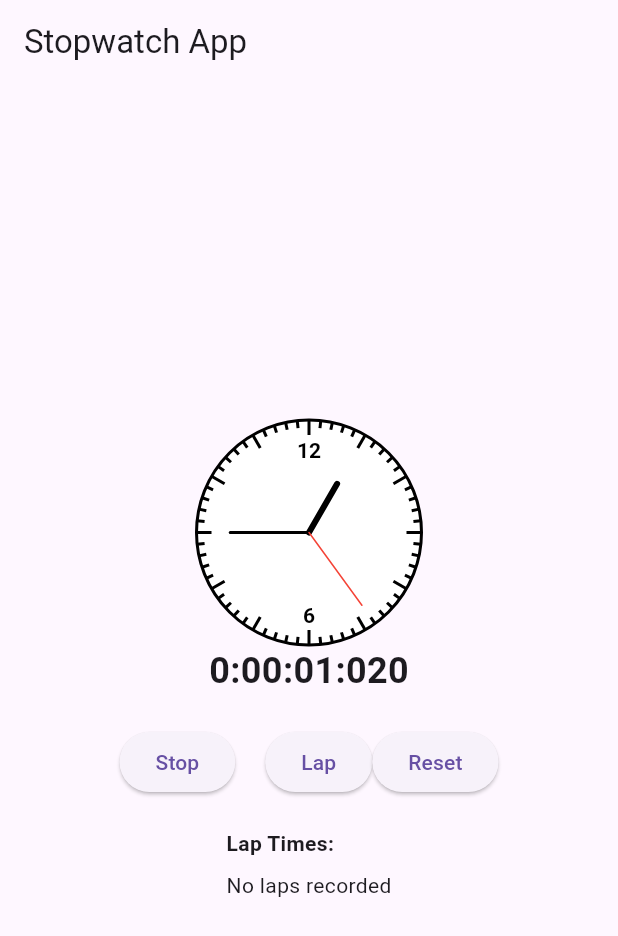
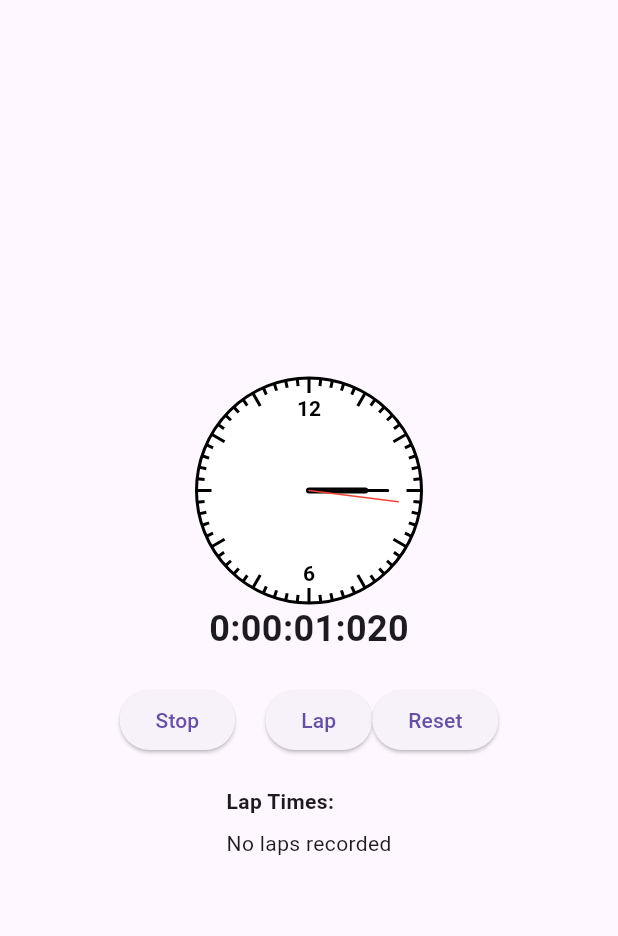
Before and after one commit to BarnabasKalasz/stopwatch, a Flutter app: the screen it shows after launch, after a tap on "Start", on a phone screen of 412 x 824 dp. Shown: the top 936 px of the screen. Run offline on Flutter 3.47's test engine with Material 3 defaults, Android fonts, the phone set to English and light mode, and no system bars.

Commit message:
task-3: Made the analog clock widget be able to handle millisecond type input

```diff
--- a/lib/src/pages/stopwatch/components/analog_clock_widget.dart
+++ b/lib/src/pages/stopwatch/components/analog_clock_widget.dart
@@ -6,10 +6,12 @@ class AnalogClock extends StatefulWidget {
   final double size;
   final int clockRange;
   final int displayNth;
+  final int elapsedTimeMs;
 
   const AnalogClock({
     Key? key,
     required this.size,
+    required this.elapsedTimeMs,
     this.clockRange = 12,
     this.displayNth = 1,
   }) : super(key: key);
@@ -45,7 +47,8 @@ class AnalogClockState extends State<AnalogClock> {
       width: widget.size,
       height: widget.size,
       child: CustomPaint(
-        painter: _ClockPainter(widget.clockRange, widget.displayNth),
+        painter: _ClockPainter(
+            widget.clockRange, widget.displayNth, widget.elapsedTimeMs),
       ),
     );
   }
@@ -54,8 +57,9 @@ class AnalogClockState extends State<AnalogClock> {
 class _ClockPainter extends CustomPainter {
   final int clockRange;
   final int displayNth;
+  final int elapsedTimeMs;
 
-  _ClockPainter(this.clockRange, this.displayNth);
+  _ClockPainter(this.clockRange, this.displayNth, this.elapsedTimeMs);
 
   @override
   void paint(Canvas canvas, Size size) {
@@ -110,7 +114,7 @@ class _ClockPainter extends CustomPainter {
     }
 
     // Draw the arms
-    final dateTime = DateTime.now();
+/*     final dateTime = DateTime.now();
     _drawHand(
         canvas,
         centerX,
@@ -140,7 +144,82 @@ class _ClockPainter extends CustomPainter {
       Offset(centerX, centerY),
       Offset(centerX + x, centerY + y),
       paint,
+    );  */
+
+    /// Draw the arms
+    // final dateTime = DateTime.now();
+    _drawHand(
+        canvas,
+        centerX,
+        centerY,
+        radius,
+        (elapsedTimeMs / (1000 * 60 * 60 * 86400)) *
+            2 *
+            pi, //Angle for the hour arm
+        0.5 * radius,
+        4,
+        Colors.black); // Hour hand
+    _drawHand(
+        canvas,
+        centerX,
+        centerY,
+        radius,
+        (elapsedTimeMs / (1000 * 60 * 3600)) * 2 * pi,
+        0.7 * radius,
+        2,
+        Colors.black); // Minute hand
+    _drawHand(
+        canvas,
+        centerX,
+        centerY,
+        radius,
+        (elapsedTimeMs / (1000 * 60)) * 2 * pi,
+        0.8 * radius,
+        1,
+        Colors.red); // Second hand
+  }
+
+  void _drawHand(Canvas canvas, double centerX, double centerY, double radius,
+      double angle, double length, double width, Color color) {
+    final paint = Paint()
+      ..color = color
+      ..strokeWidth = width
+      ..strokeCap = StrokeCap.round;
+
+    final x = length * cos(angle);
+    final y = length * sin(angle);
+
+    canvas.drawLine(
+      Offset(centerX, centerY),
+      Offset(centerX + x, centerY + y),
+      paint,
     );
+
+/*
+void _drawHands(Canvas canvas, double centerX, double centerY, double radius, int elapsedTimeMs) {
+  final double hourAngle = (elapsedTimeMs / (1000 * 60 * 60 * arms[0].secondsForFullRevolution)) * 2 * pi;
+  final double minuteAngle = (elapsedTimeMs / (1000 * 60 * arms[1].secondsForFullRevolution)) * 2 * pi;
+  final double secondAngle = (elapsedTimeMs / (1000 * arms[2].secondsForFullRevolution)) * 2 * pi;
+
+  _drawHand(canvas, centerX, centerY, radius, hourAngle, arms[0].size.length, arms[0].size.width, Colors.black); // Hour hand
+  _drawHand(canvas, centerX, centerY, radius, minuteAngle, arms[1].size.length, arms[1].size.width, Colors.black); // Minute hand
+  _drawHand(canvas, centerX, centerY, radius, secondAngle, arms[2].size.length, arms[2].size.width, Colors.red); // Second hand
+}
+
+void _drawHand(Canvas canvas, double centerX, double centerY, double radius, double angle, double length, double width, Color color) {
+  final paint = Paint()
+    ..color = color
+    ..strokeWidth = width
+    ..strokeCap = StrokeCap.round;
+
+  final x = length * cos(angle);
+  final y = length * sin(angle);
+
+  canvas.drawLine(
+    Offset(centerX, centerY),
+    Offset(centerX + x, centerY + y),
+    paint,
+  ); */
   }
 
   @override
--- a/lib/src/pages/stopwatch/screens/stopwatch_screen.dart
+++ b/lib/src/pages/stopwatch/screens/stopwatch_screen.dart
@@ -36,9 +36,6 @@ class _StopwatchPageState extends State<StopwatchPage> {
   @override
   Widget build(BuildContext context) {
     return Scaffold(
-      appBar: AppBar(
-        title: const Text('Stopwatch App'),
-      ),
       body: Center(
         child: ValueListenableBuilder3<bool, List<int>, int>(
           first: widget.stopwatchService.stopwatchisRunningNotifier,
@@ -48,7 +45,8 @@ class _StopwatchPageState extends State<StopwatchPage> {
             return Column(
               mainAxisAlignment: MainAxisAlignment.center,
               children: [
-                const AnalogClock(
+                AnalogClock(
+                  elapsedTimeMs: milliseconds,
                   size: 150,
                   clockRange: 12,
                   displayNth: 6,
```
